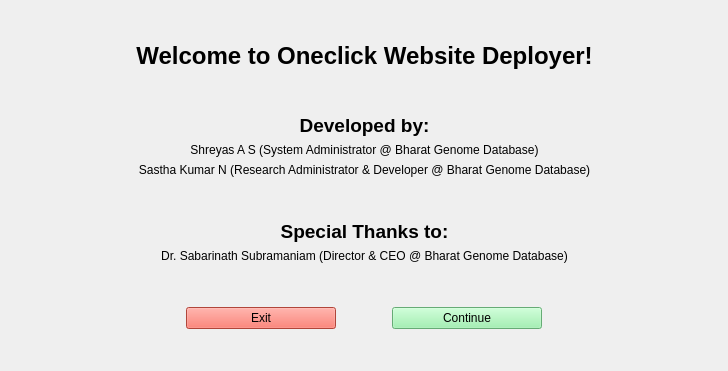
shreyas-a-s/qt-python, file WelcomeDialog.ui: the form before one commit.
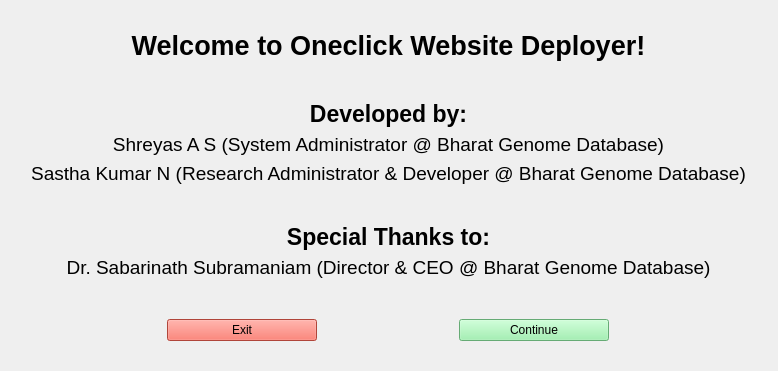
The form after the commit.

What changed in the file:
```diff
--- a/WelcomeDialog.ui
+++ b/WelcomeDialog.ui
@@ -6,13 +6,13 @@
    <rect>
     <x>0</x>
     <y>0</y>
-    <width>728</width>
+    <width>778</width>
     <height>371</height>
    </rect>
   </property>
   <property name="minimumSize">
    <size>
-    <width>728</width>
+    <width>778</width>
     <height>371</height>
    </size>
   </property>
@@ -21,6 +21,58 @@
   </property>
   <widget class="QWidget" name="centralwidget">
    <layout class="QGridLayout" name="gridLayout_2">
+    <item row="2" column="1">
+     <spacer name="VSpacer5">
+      <property name="orientation">
+       <enum>Qt::Vertical</enum>
+      </property>
+      <property name="sizeHint" stdset="0">
+       <size>
+        <width>20</width>
+        <height>40</height>
+       </size>
+      </property>
+     </spacer>
+    </item>
+    <item row="0" column="1">
+     <spacer name="VSpacer1">
+      <property name="orientation">
+       <enum>Qt::Vertical</enum>
+      </property>
+      <property name="sizeHint" stdset="0">
+       <size>
+        <width>20</width>
+        <height>40</height>
+       </size>
+      </property>
+     </spacer>
+    </item>
+    <item row="1" column="0">
+     <spacer name="HSpacer1">
+      <property name="orientation">
+       <enum>Qt::Horizontal</enum>
+      </property>
+      <property name="sizeHint" stdset="0">
+       <size>
+        <width>40</width>
+        <height>20</height>
+       </size>
+      </property>
+     </spacer>
+    </item>
+    <item row="1" column="2">
+     <spacer name="HSpacer2">
+      <property name="orientation">
+       <enum>Qt::Horizontal</enum>
+      </property>
+      <property name="sizeHint" stdset="0">
+       <size>
+        <width>40</width>
+        <height>20</height>
+       </size>
+      </property>
+     </spacer>
+    </item>
     <item row="1" column="1">
      <layout class="QGridLayout" name="gridLayout">
       <item row="4" column="0">
@@ -29,7 +81,7 @@
          <widget class="QLabel" name="WelcomeHeader">
           <property name="font">
            <font>
-            <pointsize>18</pointsize>
+            <pointsize>20</pointsize>
             <weight>75</weight>
             <bold>true</bold>
            </font>
@@ -61,7 +113,7 @@
            <widget class="QLabel" name="DevelopedByText">
             <property name="font">
              <font>
-              <pointsize>14</pointsize>
+              <pointsize>17</pointsize>
               <weight>75</weight>
               <bold>true</bold>
              </font>
@@ -76,6 +128,11 @@
           </item>
           <item>
            <widget class="QLabel" name="Name1">
+            <property name="font">
+             <font>
+              <pointsize>14</pointsize>
+             </font>
+            </property>
             <property name="text">
              <string>Shreyas A S (System Administrator @ Bharat Genome Database)</string>
             </property>
@@ -86,6 +143,11 @@
           </item>
           <item>
            <widget class="QLabel" name="Name2">
+            <property name="font">
+             <font>
+              <pointsize>14</pointsize>
+             </font>
+            </property>
             <property name="text">
              <string>Sastha Kumar N (Research Administrator &amp; Developer @ Bharat Genome Database)</string>
             </property>
@@ -115,7 +177,7 @@
            <widget class="QLabel" name="ThanksText">
             <property name="font">
              <font>
-              <pointsize>14</pointsize>
+              <pointsize>17</pointsize>
               <weight>75</weight>
               <bold>true</bold>
              </font>
@@ -130,6 +192,11 @@
           </item>
           <item>
            <widget class="QLabel" name="Name3">
+            <property name="font">
+             <font>
+              <pointsize>14</pointsize>
+             </font>
+            </property>
             <property name="text">
              <string>Dr. Sabarinath Subramaniam (Director &amp; CEO @ Bharat Genome Database)</string>
             </property>
@@ -1077,58 +1144,6 @@
       </item>
      </layout>
     </item>
-    <item row="0" column="1">
-     <spacer name="verticalSpacer_2">
-      <property name="orientation">
-       <enum>Qt::Vertical</enum>
-      </property>
-      <property name="sizeHint" stdset="0">
-       <size>
-        <width>20</width>
-        <height>40</height>
-       </size>
-      </property>
-     </spacer>
-    </item>
-    <item row="2" column="1">
-     <spacer name="verticalSpacer_3">
-      <property name="orientation">
-       <enum>Qt::Vertical</enum>
-      </property>
-      <property name="sizeHint" stdset="0">
-       <size>
-        <width>20</width>
-        <height>40</height>
-       </size>
-      </property>
-     </spacer>
-    </item>
-    <item row="1" column="0">
-     <spacer name="horizontalSpacer">
-      <property name="orientation">
-       <enum>Qt::Horizontal</enum>
-      </property>
-      <property name="sizeHint" stdset="0">
-       <size>
-        <width>40</width>
-        <height>20</height>
-       </size>
-      </property>
-     </spacer>
-    </item>
-    <item row="1" column="2">
-     <spacer name="horizontalSpacer_2">
-      <property name="orientation">
-       <enum>Qt::Horizontal</enum>
-      </property>
-      <property name="sizeHint" stdset="0">
-       <size>
-        <width>40</width>
-        <height>20</height>
-       </size>
-      </property>
-     </spacer>
-    </item>
    </layout>
   </widget>
  </widget>
```
Left out of the diff: 6 changed lines with no effect on the pictures.
